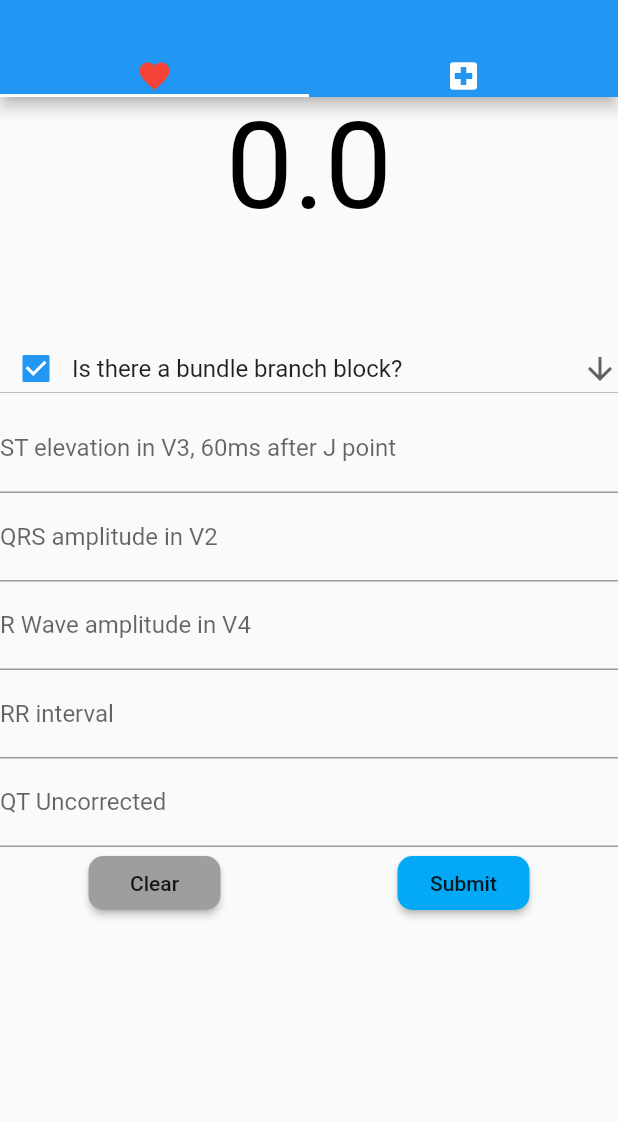
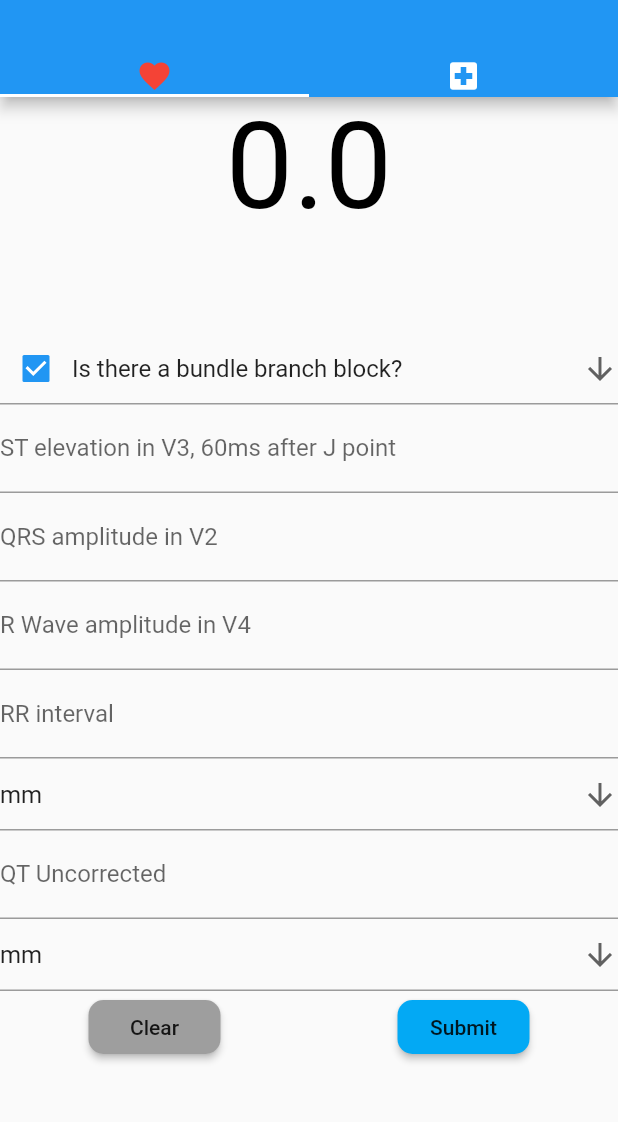
Before and after one commit to Vollgaz/ecg_smith, a Flutter app: the screen it shows after launch, on a phone screen of 412 x 824 dp, the part 59-1181 px from its top. Run offline on Flutter 3.47's test engine with Material 2 defaults, Android fonts, the phone set to English and light mode, and no system bars.

Commit message:
Add dropdown for unit selection

```diff
--- a/lib/view/smith_page.dart
+++ b/lib/view/smith_page.dart
@@ -49,60 +49,68 @@ class _SmithState extends State<SmithPage> {
                 ),
               ),
             ]),
-            DropdownButton(
+            DropdownButtonFormField(
               icon: Icon(Icons.arrow_downward),
               iconSize: 24,
-              elevation: 16,
               isExpanded: true,
               items: dropdownQuestions,
               onChanged: (value) {},
             ),
             TextFormField(
-              decoration: new InputDecoration(
-                  labelText: "ST elevation in V3, 60ms after J point"),
+              decoration: new InputDecoration(labelText: "ST elevation in V3, 60ms after J point"),
               keyboardType: TextInputType.number,
               inputFormatters: [WhitelistingTextInputFormatter.digitsOnly],
-              validator: (value) =>
-                  (value.isEmpty) ? 'Please enter a number' : null,
-              onSaved: (newValue) =>
-                  {_smith.stElevationInV360msAfterJ = double.parse(newValue)},
+              validator: (value) => (value.isEmpty) ? 'Please enter a number' : null,
+              onSaved: (newValue) => {_smith.stElevationInV360msAfterJ = double.parse(newValue)},
             ),
             TextFormField(
               decoration: new InputDecoration(labelText: "QRS amplitude in V2"),
               keyboardType: TextInputType.number,
               inputFormatters: [WhitelistingTextInputFormatter.digitsOnly],
-              validator: (value) =>
-                  (value.isEmpty) ? 'Please enter a number' : null,
-              onSaved: (newValue) =>
-                  {_smith.qrsAmplitudeInV2 = double.parse(newValue)},
+              validator: (value) => (value.isEmpty) ? 'Please enter a number' : null,
+              onSaved: (newValue) => {_smith.qrsAmplitudeInV2 = double.parse(newValue)},
             ),
             TextFormField(
-              decoration:
-                  new InputDecoration(labelText: "R Wave amplitude in V4"),
+              decoration: new InputDecoration(labelText: "R Wave amplitude in V4"),
               keyboardType: TextInputType.number,
               inputFormatters: [WhitelistingTextInputFormatter.digitsOnly],
-              validator: (value) =>
-                  (value.isEmpty) ? 'Please enter a number' : null,
-              onSaved: (newValue) =>
-                  {_smith.rAmplitudeInV4 = double.parse(newValue)},
+              validator: (value) => (value.isEmpty) ? 'Please enter a number' : null,
+              onSaved: (newValue) => {_smith.rAmplitudeInV4 = double.parse(newValue)},
             ),
             TextFormField(
               decoration: new InputDecoration(labelText: "RR interval"),
               keyboardType: TextInputType.number,
               inputFormatters: [WhitelistingTextInputFormatter.digitsOnly],
-              validator: (value) =>
-                  (value.isEmpty) ? 'Please enter a number' : null,
-              onSaved: (newValue) =>
-                  {_smith.rrInterval = double.parse(newValue)},
+              validator: (value) => (value.isEmpty) ? 'Please enter a number' : null,
+              onSaved: (newValue) => {_smith.rrInterval = double.parse(newValue)},
+            ),
+            DropdownButtonFormField(
+              icon: Icon(Icons.arrow_downward),
+              iconSize: 24,
+              items: [
+                DropdownMenuItem(child: Text("mm")),
+                DropdownMenuItem(child: Text("ms")),
+                DropdownMenuItem(child: Text("bpm")),
+              ],
+              onChanged: (value) {},
             ),
             TextFormField(
-              decoration: new InputDecoration(labelText: "QT Uncorrected"),
+              decoration: new InputDecoration(
+                labelText: "QT Uncorrected",
+              ),
               keyboardType: TextInputType.number,
               inputFormatters: [WhitelistingTextInputFormatter.digitsOnly],
-              validator: (value) =>
-                  (value.isEmpty) ? 'Please enter a number' : null,
-              onSaved: (newValue) =>
-                  {_smith.qtInterval = double.parse(newValue)},
+              validator: (value) => (value.isEmpty) ? 'Please enter a number' : null,
+              onSaved: (newValue) => {_smith.qtInterval = double.parse(newValue)},
+            ),
+            DropdownButtonFormField(
+              icon: Icon(Icons.arrow_downward),
+              iconSize: 24,
+              items: [
+                DropdownMenuItem(child: Text("mm")),
+                DropdownMenuItem(child: Text("ms")),
+              ],
+              onChanged: (value) {},
             ),
             Row(mainAxisAlignment: MainAxisAlignment.spaceAround, children: [
               RaisedButton(
@@ -115,8 +123,7 @@ class _SmithState extends State<SmithPage> {
                   }
                 },
                 child: Text('Clear'),
-                shape: RoundedRectangleBorder(
-                    borderRadius: BorderRadius.circular(10)),
+                shape: RoundedRectangleBorder(borderRadius: BorderRadius.circular(10)),
                 color: Colors.grey,
               ),
               RaisedButton(
@@ -128,8 +135,7 @@ class _SmithState extends State<SmithPage> {
                   }
                 },
                 child: Text('Submit'),
-                shape: RoundedRectangleBorder(
-                    borderRadius: BorderRadius.circular(10)),
+                shape: RoundedRectangleBorder(borderRadius: BorderRadius.circular(10)),
                 color: Colors.lightBlue,
               )
             ])
@@ -150,10 +156,7 @@ class _SmithState extends State<SmithPage> {
     "Are there pathologic Q-waves in any of V2-V4?"
   ]
       .map((value) => DropdownMenuItem(
-            child: Row(children: [
-              Checkbox(value: true, onChanged: (value) {}),
-              SizedBox(width: 300, child: Text(value))
-            ]),
+            child: Row(children: [Checkbox(value: true, onChanged: (value) {}), SizedBox(width: 300, child: Text(value))]),
           ))
       .toList();
 }
```
Also changed, not shown: pubspec.lock.
